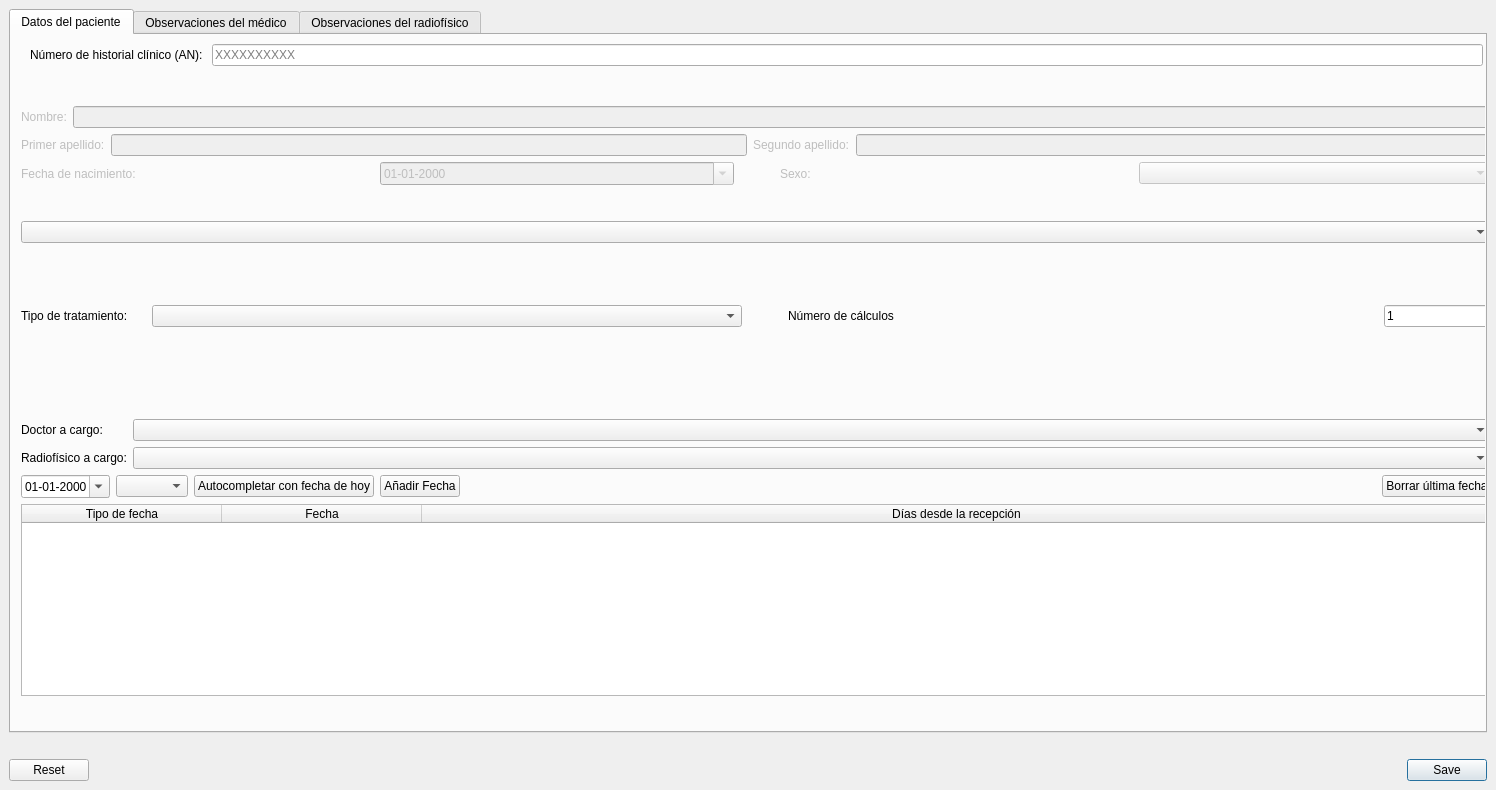
18Orion/GestorDePacientesRadioterapia, file UI/patientUI.ui: the form before one commit.
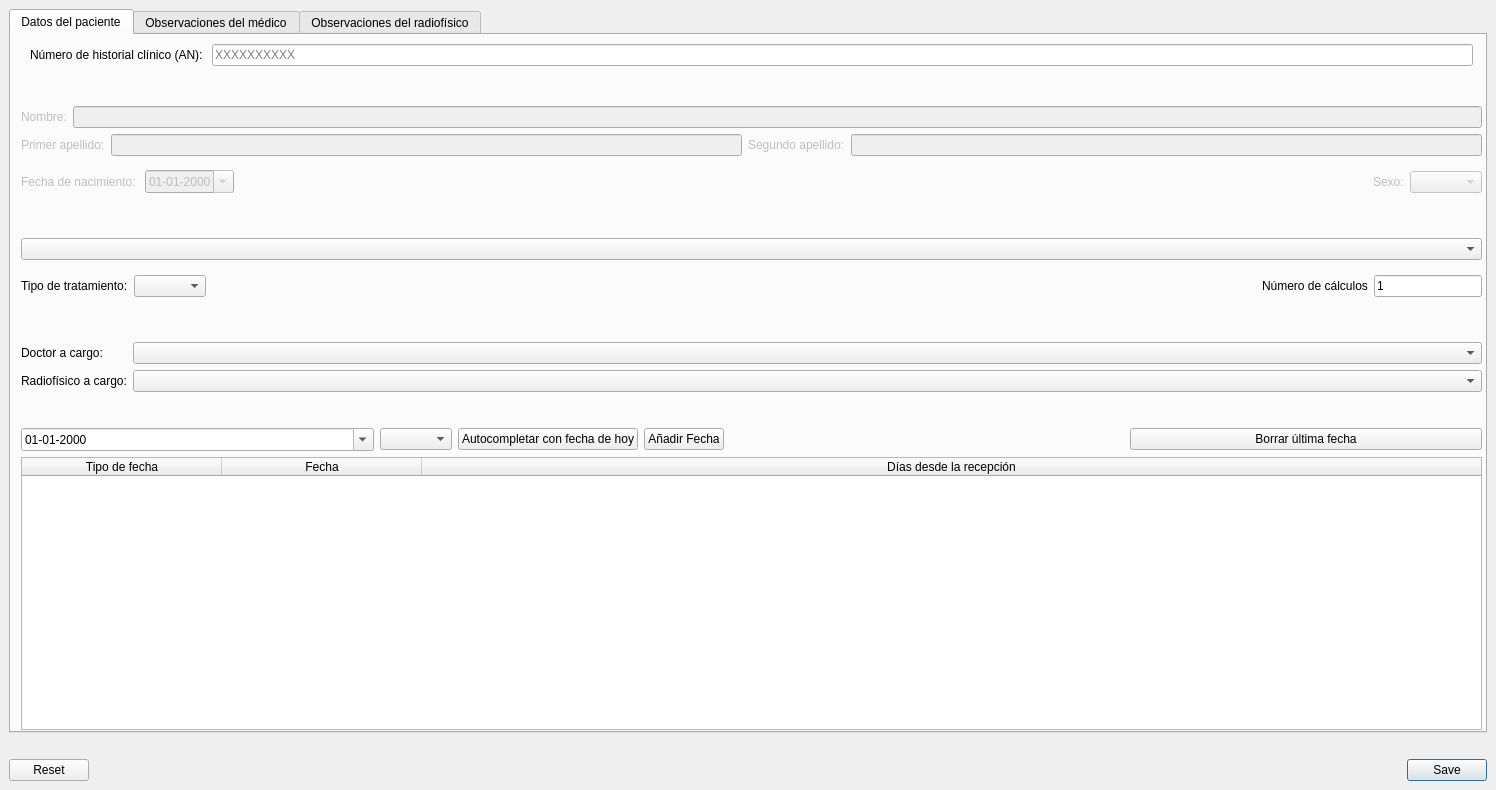
The form after the commit.

Commit message: Added remove last date

Patch:
```diff
--- a/UI/patientUI.ui
+++ b/UI/patientUI.ui
@@ -38,8 +38,8 @@
          <rect>
           <x>10</x>
           <y>0</y>
-          <width>1471</width>
-          <height>661</height>
+          <width>1461</width>
+          <height>695</height>
          </rect>
         </property>
         <layout class="QVBoxLayout" name="verticalLayout">
@@ -211,12 +211,12 @@
               <item>
                <spacer name="horizontalSpacer">
                 <property name="orientation">
-                 <enum>Qt::Vertical</enum>
+                 <enum>Qt::Horizontal</enum>
                 </property>
                 <property name="sizeHint" stdset="0">
                  <size>
-                  <width>40</width>
-                  <height>20</height>
+                  <width>20</width>
+                  <height>40</height>
                  </size>
                 </property>
                </spacer>
@@ -280,12 +280,15 @@
            <item>
             <spacer name="horizontalSpacer_2">
              <property name="orientation">
-              <enum>Qt::Vertical</enum>
+              <enum>Qt::Horizontal</enum>
+             </property>
+             <property name="sizeType">
+              <enum>QSizePolicy::Expanding</enum>
              </property>
              <property name="sizeHint" stdset="0">
               <size>
-               <width>40</width>
-               <height>0</height>
+               <width>0</width>
+               <height>40</height>
               </size>
              </property>
             </spacer>
@@ -387,6 +390,22 @@
            </item>
           </layout>
          </item>
+         <item>
+          <spacer name="verticalSpacer_3">
+           <property name="orientation">
+            <enum>Qt::Vertical</enum>
+           </property>
+           <property name="sizeType">
+            <enum>QSizePolicy::Fixed</enum>
+           </property>
+           <property name="sizeHint" stdset="0">
+            <size>
+             <width>20</width>
+             <height>30</height>
+            </size>
+           </property>
+          </spacer>
+         </item>
          <item>
           <layout class="QHBoxLayout" name="dateLayout">
            <property name="spacing">
@@ -452,9 +471,12 @@
              <property name="orientation">
               <enum>Qt::Horizontal</enum>
              </property>
+             <property name="sizeType">
+              <enum>QSizePolicy::Fixed</enum>
+             </property>
              <property name="sizeHint" stdset="0">
               <size>
-               <width>40</width>
+               <width>400</width>
                <height>20</height>
               </size>
              </property>
```
The commit also changes 2 other files.
